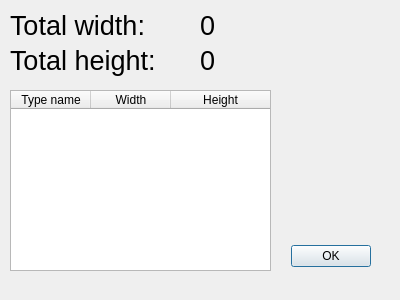
MrChrisFix/Floorplan-Optimizer, file resultDialog.ui: the form before one commit.
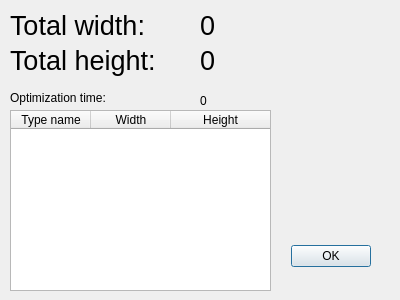
The form after the commit.

Commit message: Added optimization timet o result dialog

What changed in the file:
```diff
--- a/resultDialog.ui
+++ b/resultDialog.ui
@@ -108,7 +108,7 @@
    <property name="geometry">
     <rect>
      <x>10</x>
-     <y>90</y>
+     <y>110</y>
      <width>261</width>
      <height>181</height>
     </rect>
@@ -150,6 +150,37 @@
     </property>
    </column>
   </widget>
+  <widget class="QLabel" name="label_3">
+   <property name="geometry">
+    <rect>
+     <x>10</x>
+     <y>90</y>
+     <width>101</width>
+     <height>16</height>
+    </rect>
+   </property>
+   <property name="text">
+    <string>Optimization time:</string>
+   </property>
+  </widget>
+  <widget class="QLabel" name="time_info">
+   <property name="geometry">
+    <rect>
+     <x>200</x>
+     <y>90</y>
+     <width>71</width>
+     <height>21</height>
+    </rect>
+   </property>
+   <property name="font">
+    <font>
+     <pointsize>9</pointsize>
+    </font>
+   </property>
+   <property name="text">
+    <string>0</string>
+   </property>
+  </widget>
  </widget>
  <resources/>
  <connections>
```
The commit also changes 3 other files.
